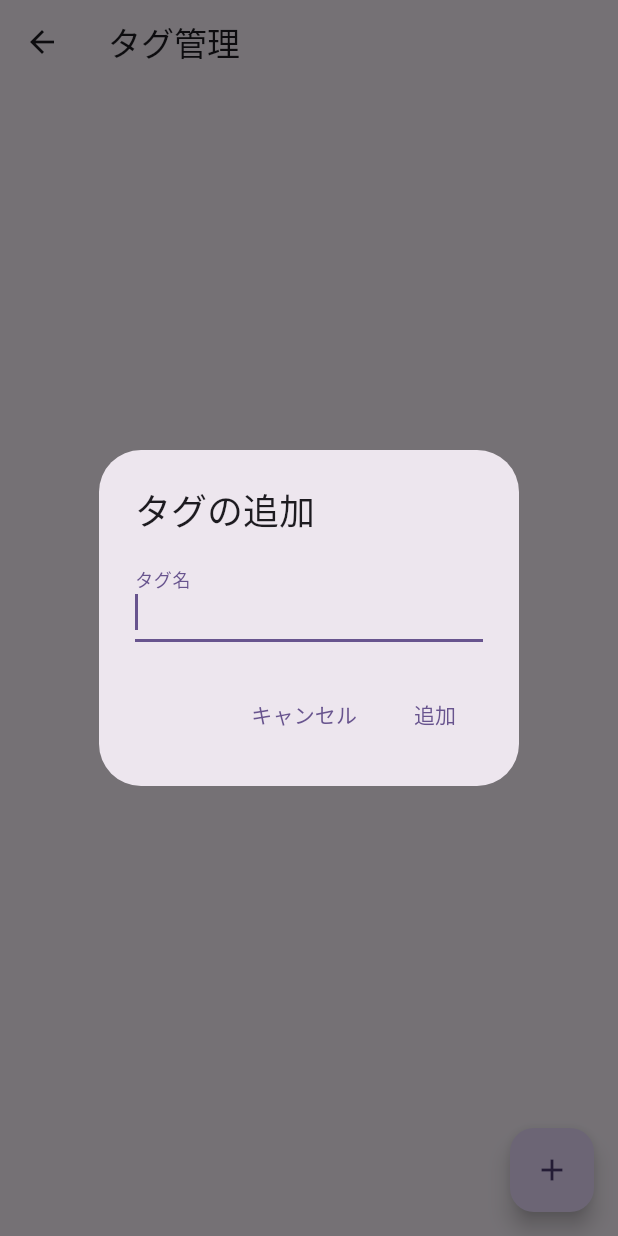
After one commit to OhnoHaruki/subscription-manager-app, a Flutter app: the TagListScreen screen opened directly, after a tap on the "add" icon, on a phone screen of 412 x 824 dp. The commit adds this screen. Run offline on Flutter 3.47's test engine with Material 3 defaults, Android fonts, the phone set to English and light mode, and no system bars; our stand-ins replace flutter_riverpod, freezed_annotation, supabase_flutter; accounts and stored records are empty.

Commit message:
feat: タグ管理機能の実装 #17

```diff
--- /dev/null
+++ b/lib/screens/tag_list_screen.dart
@@ -0,0 +1,95 @@
+import 'package:flutter/material.dart';
+import 'package:flutter_riverpod/flutter_riverpod.dart';
+import '../providers/tag_provider.dart';
+
+class TagListScreen extends ConsumerWidget {
+  const TagListScreen({super.key});
+
+  @override
+  Widget build(BuildContext context, WidgetRef ref) {
+    final tagsAsync = ref.watch(tagsProvider);
+
+    return Scaffold(
+      appBar: AppBar(
+        title: const Text('タグ管理'),
+      ),
+      body: tagsAsync.when(
+        data: (tags) => tags.isEmpty
+            ? const Center(child: Text('タグが登録されていません'))
+            : ListView.builder(
+                itemCount: tags.length,
+                itemBuilder: (context, index) {
+                  final tag = tags[index];
+                  return ListTile(
+                    leading: const Icon(Icons.label),
+                    title: Text(tag.name),
+                    trailing: IconButton(
+                      icon: const Icon(Icons.delete, color: Colors.red),
+                      onPressed: () => _deleteTag(context, ref, tag),
+                    ),
+                  );
+                },
+              ),
+        loading: () => const Center(child: CircularProgressIndicator()),
+        error: (e, st) => Center(child: Text('エラーが発生しました: $e')),
+      ),
+      floatingActionButton: FloatingActionButton(
+        onPressed: () => _addTag(context, ref),
+        child: const Icon(Icons.add),
+      ),
+    );
+  }
+
+  Future<void> _addTag(BuildContext context, WidgetRef ref) async {
+    final controller = TextEditingController();
+    final name = await showDialog<String>(
+      context: context,
+      builder: (context) => AlertDialog(
+        title: const Text('タグの追加'),
+        content: TextField(
+          controller: controller,
+          decoration: const InputDecoration(labelText: 'タグ名'),
+          autofocus: true,
+        ),
+        actions: [
+          TextButton(
+            onPressed: () => Navigator.pop(context),
+            child: const Text('キャンセル'),
+          ),
+          TextButton(
+            onPressed: () => Navigator.pop(context, controller.text),
+            child: const Text('追加'),
+          ),
+        ],
+      ),
+    );
+
+    if (name != null && name.trim().isNotEmpty) {
+      await ref.read(tagRepositoryProvider).addTag(name.trim());
+    }
+  }
+
+  Future<void> _deleteTag(BuildContext context, WidgetRef ref, dynamic tag) async {
+    final confirm = await showDialog<bool>(
+      context: context,
+      builder: (context) => AlertDialog(
+        title: const Text('タグの削除'),
+        content: Text('${tag.name} を削除しますか？\nこのタグが付いているサブスクリプションからはタグが外れます。'),
+        actions: [
+          TextButton(
+            onPressed: () => Navigator.pop(context, false),
+            child: const Text('キャンセル'),
+          ),
+          TextButton(
+            onPressed: () => Navigator.pop(context, true),
+            child: const Text('削除', style: TextStyle(color: Colors.red)),
+          ),
+        ],
+      ),
+    );
+
+    if (confirm == true) {
+      await ref.read(tagRepositoryProvider).deleteTag(tag.id);
+    }
+  }
+}
```
Also changed, not shown: lib/models/tag.dart (added, +15 -0 lines), lib/providers/tag_provider.dart (added, +14 -0 lines), lib/repositories/subscription_repository.dart (+43 -5 lines), lib/repositories/tag_repository.dart (added, +46 -0 lines), lib/screens/add_subscription_screen.dart (+38 -0 lines), lib/screens/subscription_list_screen.dart (+36 -0 lines), lib/models/tag.freezed.dart (added), lib/models/tag.g.dart (added).
